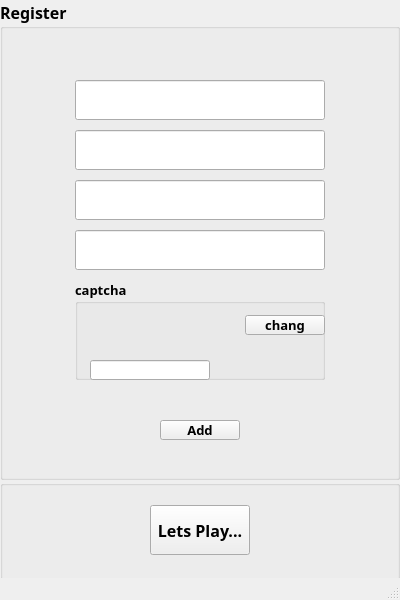
First picture: the form in farming/signup.ui, repository MeHunter2004/Farming, before the edit.
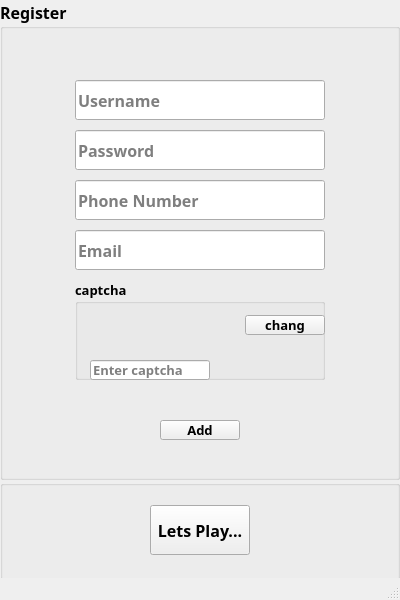
Second picture: the form after the edit.

Diff of the .ui file:
```diff
--- a/farming/signup.ui
+++ b/farming/signup.ui
@@ -42,6 +42,9 @@
        <height>40</height>
       </rect>
      </property>
+     <property name="placeholderText">
+      <string>Username</string>
+     </property>
     </widget>
     <widget class="QLineEdit" name="Password_lineEdit">
      <property name="geometry">
@@ -52,6 +55,9 @@
        <height>40</height>
       </rect>
      </property>
+     <property name="placeholderText">
+      <string>Password</string>
+     </property>
     </widget>
     <widget class="QLineEdit" name="Phone_lineEdit">
      <property name="geometry">
@@ -62,6 +68,9 @@
        <height>40</height>
       </rect>
      </property>
+     <property name="placeholderText">
+      <string>Phone Number</string>
+     </property>
     </widget>
     <widget class="QLineEdit" name="Email_lineEdit">
      <property name="geometry">
@@ -72,6 +81,9 @@
        <height>40</height>
       </rect>
      </property>
+     <property name="placeholderText">
+      <string>Email</string>
+     </property>
     </widget>
     <widget class="QGroupBox" name="captcha_groupBox">
      <property name="geometry">
@@ -137,6 +149,9 @@
         <height>20</height>
        </rect>
       </property>
+      <property name="placeholderText">
+       <string>Enter captcha</string>
+      </property>
      </widget>
     </widget>
     <widget class="QPushButton" name="AddPlayer_pushButton">
```
